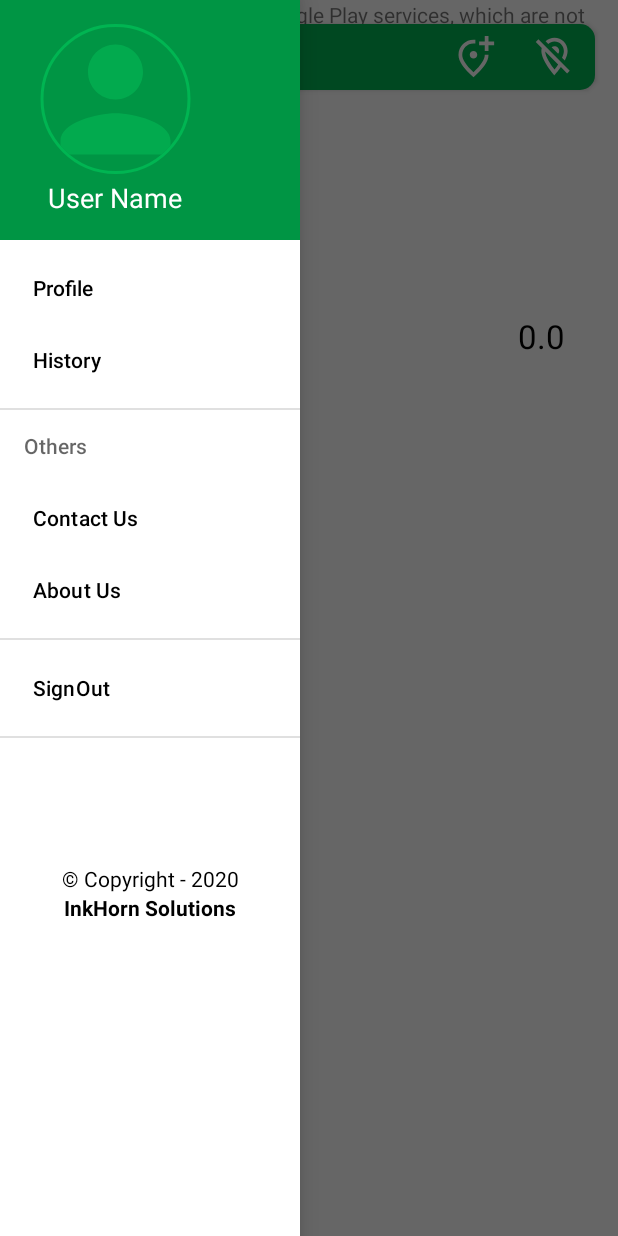
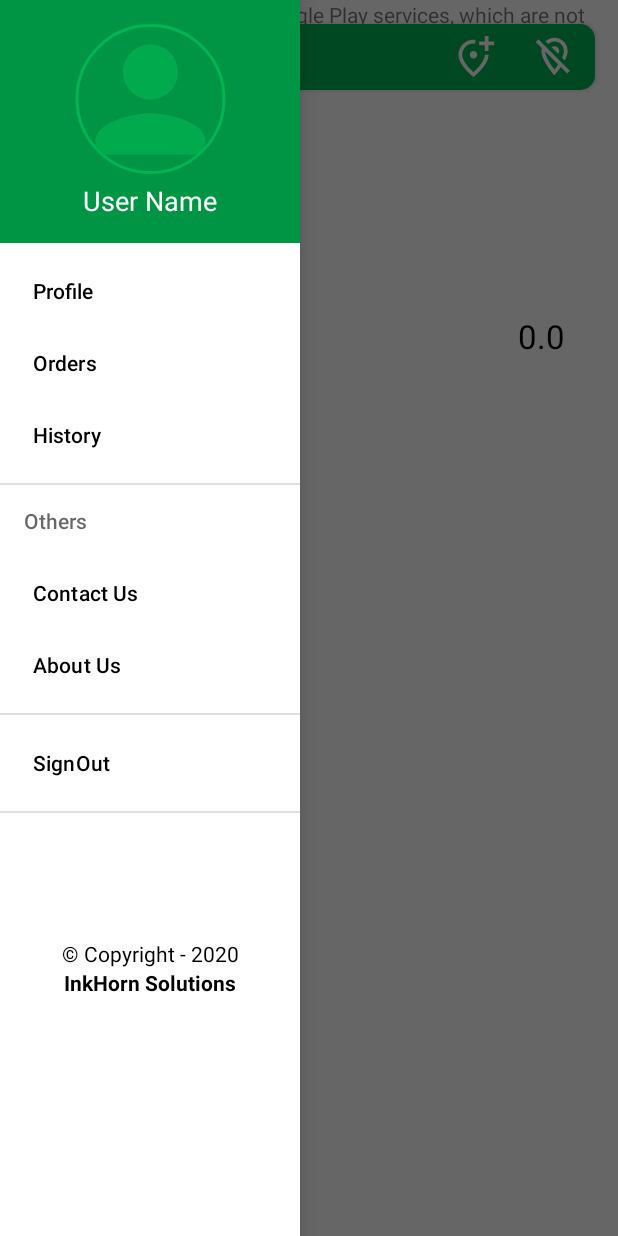
Before and after one commit to UzairAhmed7623/riderApp, an Android app: the MainActivity screen opened directly, with no data from a screen before it, with the side drawer open, on a phone screen of 412 x 824 dp. Run offline under Robolectric (Android 15) with nearby library versions, the phone set to English and light mode, and no system bars; our stand-ins replace CircleImageView, Firebase (no records; nobody signed in at launch, a user with empty details on screens opened directly); libraries missing offline, so code that uses them is left out: com.karumi.dexter; pictures from the network do not load.

Commit message:
Commit 5!

```diff
--- a/app/src/main/AndroidManifest.xml
+++ b/app/src/main/AndroidManifest.xml
@@ -23,7 +23,8 @@
         android:roundIcon="@mipmap/launcher_icon_foreground"
         android:supportsRtl="true"
         android:theme="@style/AppTheme">
-        <activity android:name=".New_Pin"></activity>
+        <activity android:name=".Orders"></activity>
+        <activity android:name=".New_Pin" />
         <activity android:name=".Verify_Phone_For_Pin" />
         <activity android:name=".Password_Creation" />
         <activity android:name=".VerifyPhoneNumber" />
--- a/app/src/main/java/com/example/dashboard1/MainActivity.java
+++ b/app/src/main/java/com/example/dashboard1/MainActivity.java
@@ -378,6 +378,11 @@ public class MainActivity extends AppCompatActivity implements OnMapReadyCallbac
                 overridePendingTransition(android.R.anim.fade_in, android.R.anim.fade_out);
                 break;
 
+            case R.id.orders:
+                startActivity(new Intent(MainActivity.this, Orders.class));
+                overridePendingTransition(android.R.anim.fade_in, android.R.anim.fade_out);
+                break;
+
             case R.id.history:
                 startActivity(new Intent(MainActivity.this, History.class));
                 overridePendingTransition(android.R.anim.fade_in, android.R.anim.fade_out);
--- a/app/src/main/java/com/example/dashboard1/SignUp.java
+++ b/app/src/main/java/com/example/dashboard1/SignUp.java
@@ -46,7 +46,6 @@ public class SignUp extends AppCompatActivity {
     private FirebaseAuth firebaseAuth;
     private LottieAnimationView lottieSignUp;
     private LinearLayout lottieLayoutSignUp;
-    private String phone;
 
     @Override
     protected void onCreate(Bundle savedInstanceState) {
@@ -66,7 +65,7 @@ public class SignUp extends AppCompatActivity {
         lottieLayoutSignUp = (LinearLayout) findViewById(R.id.lottieLayoutSignUp);
         lottieSignUp = (LottieAnimationView) findViewById(R.id.lottieSignUp);
 
-        firebaseAuth = firebaseAuth.getInstance();
+        firebaseAuth = FirebaseAuth.getInstance();
         firebaseFirestore = FirebaseFirestore.getInstance();
 
         btnVerify.setOnClickListener(new View.OnClickListener() {
--- a/app/src/main/java/com/example/dashboard1/ViewHistoryOnMap.java
+++ b/app/src/main/java/com/example/dashboard1/ViewHistoryOnMap.java
@@ -99,8 +99,8 @@ public class ViewHistoryOnMap extends AppCompatActivity implements OnMapReadyCal
 
                         LatLng initialLatLng = new LatLng(latLngs.get(0).latitude,latLngs.get(0).longitude);
                         LatLng LastLatLng = new LatLng(latLngs.get(latLngs.size()-1).latitude,latLngs.get(latLngs.size()-1).longitude);
-                        marker = mgoogleMap.addMarker(new MarkerOptions().position(initialLatLng));
-                        marker = mgoogleMap.addMarker(new MarkerOptions().position(LastLatLng));
+                        marker = mgoogleMap.addMarker(new MarkerOptions().position(initialLatLng).title("Starting Point!"));
+                        marker = mgoogleMap.addMarker(new MarkerOptions().position(LastLatLng).title("End Point!"));
 
                         getDistance(latLngs);
 
--- a/app/src/main/res/layout/about_dialog.xml
+++ b/app/src/main/res/layout/about_dialog.xml
@@ -16,7 +16,6 @@
             android:layout_width="wrap_content"
             android:layout_height="wrap_content"
             android:layout_marginBottom="10dp"
-            android:layout_marginTop="10dp"
             android:text="Title"
             android:textAppearance="@style/TextAppearance.AppCompat.Title" />
 
@@ -48,6 +47,6 @@
         android:letterSpacing="0.06"
         android:lineHeight="20dp"
         android:padding="5dp"
-        android:textSize="18sp"/>
+        android:textSize="14sp"/>
 
 </LinearLayout>
--- a/app/src/main/res/layout/contact_us_dialog.xml
+++ b/app/src/main/res/layout/contact_us_dialog.xml
@@ -17,7 +17,6 @@
             android:layout_width="wrap_content"
             android:layout_height="wrap_content"
             android:layout_marginBottom="10dp"
-            android:layout_marginTop="10dp"
             android:text="InkHorn Solutions"
             android:textAppearance="@style/TextAppearance.AppCompat.Title" >
         </TextView>
--- a/app/src/main/res/layout/navigation_header.xml
+++ b/app/src/main/res/layout/navigation_header.xml
@@ -4,7 +4,7 @@
     xmlns:tools="http://schemas.android.com/tools"
     android:orientation="vertical"
     android:layout_width="match_parent"
-    android:layout_height="160dp"
+    android:layout_height="wrap_content"
     android:background="#009544"
     android:padding="16dp"
     android:gravity="bottom"
@@ -18,21 +18,21 @@
         app:civ_border_color="@color/myColor"
         app:civ_border_width="2dp"
         app:layout_constraintBottom_toTopOf="@+id/tvUserName"
-        app:layout_constraintEnd_toEndOf="@+id/tvUserName"
-        app:layout_constraintStart_toStartOf="@+id/tvUserName"
+        app:layout_constraintEnd_toEndOf="parent"
+        app:layout_constraintStart_toStartOf="parent"
         app:layout_constraintTop_toTopOf="parent" />
 
     <TextView
         android:id="@+id/tvUserName"
         android:layout_width="wrap_content"
         android:layout_height="wrap_content"
-        android:layout_marginStart="16dp"
         android:paddingTop="5dp"
         android:text="User Name"
         android:textAppearance="@style/TextAppearance.AppCompat.Body1"
         android:textColor="@android:color/white"
         android:textSize="18dp"
         app:layout_constraintBottom_toBottomOf="parent"
+        app:layout_constraintEnd_toEndOf="parent"
         app:layout_constraintStart_toStartOf="parent" />
 
 </androidx.constraintlayout.widget.ConstraintLayout>
--- a/app/src/main/res/menu/navigation_drawer.xml
+++ b/app/src/main/res/menu/navigation_drawer.xml
@@ -8,6 +8,10 @@
         <item
             android:id="@+id/profile"
             android:title="Profile"/>
+
+        <item
+            android:id="@+id/orders"
+            android:title="Orders"/>
 
         <item
             android:id="@+id/history"
```
Also changed, not shown: app/src/main/java/com/example/dashboard1/Orders.java (added, +14 -0 lines), app/src/main/res/layout/activity_orders.xml (added, +23 -0 lines).
